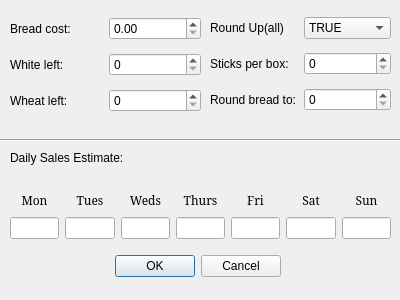
This is prj/settings.ui in Gmercer015/Aubp as Qt 5 draws it before an edit. The edited form follows.
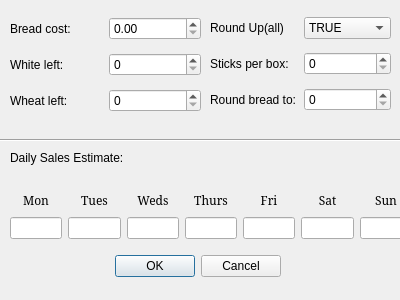
This is the edited form.

Diff of the .ui file:
```diff
--- a/prj/settings.ui
+++ b/prj/settings.ui
@@ -58,12 +58,12 @@
     <enum>Qt::Horizontal</enum>
    </property>
   </widget>
-  <widget class="QWidget" name="">
+  <widget class="QWidget" name="layoutWidget">
    <property name="geometry">
     <rect>
      <x>10</x>
      <y>190</y>
-     <width>381</width>
+     <width>402</width>
      <height>49</height>
     </rect>
    </property>
@@ -224,7 +224,7 @@
     </item>
    </layout>
   </widget>
-  <widget class="QWidget" name="">
+  <widget class="QWidget" name="layoutWidget">
    <property name="geometry">
     <rect>
      <x>10</x>
@@ -278,7 +278,7 @@
     </item>
    </layout>
   </widget>
-  <widget class="QWidget" name="">
+  <widget class="QWidget" name="layoutWidget">
    <property name="geometry">
     <rect>
      <x>210</x>
```
Left out of the diff: 18 changed lines with no effect on the pictures.
